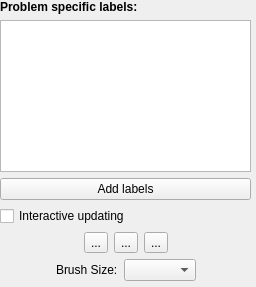
ilastik/ilastik, file ilastik/applets/pixelClassification/labelingDrawer.ui: the form before one commit.
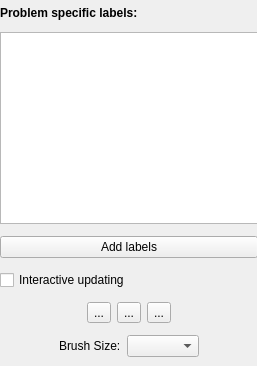
The form after the commit. Custom widgets are drawn as their Qt base class.

Commit message: Resized a widget.

Patch:
```diff
--- a/ilastik/applets/pixelClassification/labelingDrawer.ui
+++ b/ilastik/applets/pixelClassification/labelingDrawer.ui
@@ -6,8 +6,8 @@
    <rect>
     <x>0</x>
     <y>0</y>
-    <width>256</width>
-    <height>287</height>
+    <width>257</width>
+    <height>366</height>
    </rect>
   </property>
   <property name="sizePolicy">
@@ -36,8 +36,8 @@
     <rect>
      <x>0</x>
      <y>0</y>
-     <width>251</width>
-     <height>281</height>
+     <width>258</width>
+     <height>366</height>
     </rect>
    </property>
    <layout class="QVBoxLayout" name="verticalLayout">
```
